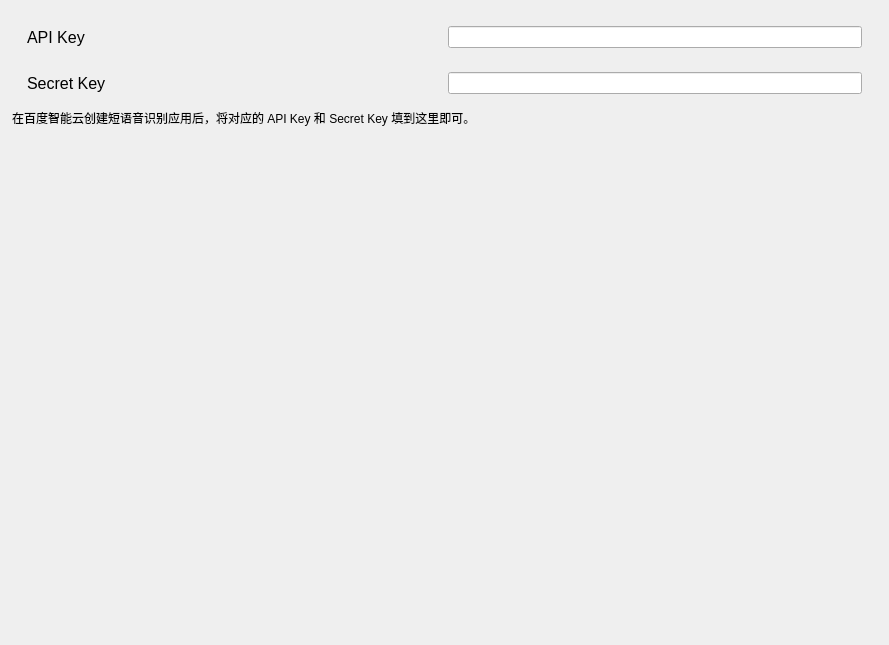
Before: the Qt Designer form Mandarin/windows/setting/child/settingchild_speech.ui in Mandarin715/Mandarin, drawn with Qt 5.
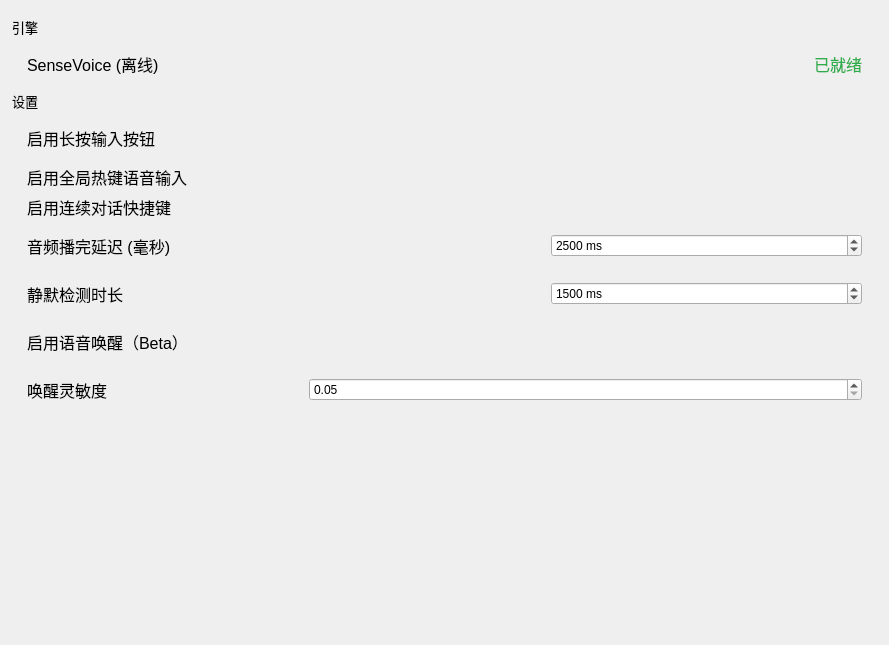
After: the same form once the commit is applied. The open tabs and pages were chosen to show the change. Custom widgets are drawn as their Qt base class.

Commit message:
feat: 百度语音识别 → SenseVoice 离线识别 + 托盘窗口前台激活 + UI 清理 (v1.7.4)
- 新增 OfflineSpeechRecognizer 类，基于 sherpa-onnx SenseVoice 模型（中/英/日/韩/粤）

- 删除 dialog 中 ~130 行百度 API 代码（recognizeSpeechFromFile/requestBaiduAccessToken）

- 语音输入零配置：不再需要百度 API Key，完全离线可用

- 托盘图标点击：SetForegroundWindow 强制前台激活，无需再点任务栏

- 设置面板「语音输入」移除百度配置页，改为 SenseVoice 状态指示

- 修复 启动.bat 无法找到项目根目录 vits-simple-api 的问题

- README 更新：语音识别改为 SenseVoice，移除百度链接

- 新增 聊天记录持久化方案 设计文档

The edit to the form file:
```diff
--- a/Mandarin/windows/setting/child/settingchild_speech.ui
+++ b/Mandarin/windows/setting/child/settingchild_speech.ui
@@ -50,7 +50,7 @@
           </font>
          </property>
          <property name="text">
-          <string>接口</string>
+          <string>引擎</string>
          </property>
         </widget>
        </item>
@@ -59,7 +59,7 @@
          <property name="toolTip">
           <string>配置语音识别服务，当前支持百度语音识别</string>
          </property>
-         <layout class="QHBoxLayout" name="horizontalLayout" stretch="1,0,1">
+         <layout class="QHBoxLayout" name="horizontalLayout" stretch="1,0">
           <property name="leftMargin">
            <number>15</number>
           </property>
@@ -80,7 +80,7 @@
              </font>
             </property>
             <property name="text">
-             <string>百度语音识别</string>
+             <string>SenseVoice (离线)</string>
             </property>
            </widget>
           </item>
@@ -88,8 +88,7 @@
            <widget class="ElaText" name="label_Baidu_Status">
             <property name="font">
              <font>
-              <pointsize>16</pointsize>
-              <bold>true</bold>
+              <pointsize>12</pointsize>
              </font>
             </property>
             <property name="visible">
@@ -99,23 +98,7 @@
              <string notr="true">color: #2EAD4B;</string>
             </property>
             <property name="text">
-             <string>√</string>
-            </property>
-           </widget>
-          </item>
-          <item>
-           <widget class="ElaPushButton" name="pushButton_Baidu_Set">
-            <property name="toolTip">
-             <string>填写百度语音识别的 API Key 和 Secret Key</string>
-            </property>
-            <property name="sizePolicy">
-             <sizepolicy hsizetype="Expanding" vsizetype="Fixed">
-              <horstretch>0</horstretch>
-              <verstretch>0</verstretch>
-             </sizepolicy>
-            </property>
-            <property name="text">
-             <string>配置</string>
+             <string>已就绪</string>
             </property>
            </widget>
           </item>
@@ -460,121 +443,6 @@
        </item>
       </layout>
      </widget>
-     <widget class="QWidget" name="page_Baidu">
-      <layout class="QVBoxLayout" name="verticalLayout_3">
-       <property name="leftMargin">
-        <number>0</number>
-       </property>
-       <property name="topMargin">
-        <number>0</number>
-       </property>
-       <property name="rightMargin">
-        <number>0</number>
-       </property>
-       <property name="bottomMargin">
-        <number>0</number>
-       </property>
-       <item>
-       <widget class="ElaScrollPageArea" name="widget_ApiKey" native="true">
-         <property name="toolTip">
-          <string>百度智能云语音识别应用的 API Key</string>
-         </property>
-         <layout class="QHBoxLayout" name="horizontalLayout_3" stretch="1,1">
-          <property name="leftMargin">
-           <number>15</number>
-          </property>
-          <property name="rightMargin">
-           <number>15</number>
-          </property>
-          <item>
-           <widget class="ElaText" name="label_ApiKey">
-            <property name="font">
-             <font>
-              <pointsize>12</pointsize>
-             </font>
-            </property>
-            <property name="text">
-             <string>API Key</string>
-            </property>
-           </widget>
-          </item>
-          <item>
-           <widget class="ElaLineEdit" name="lineEdit_BaiduApiKey">
-            <property name="toolTip">
-             <string>请输入百度语音识别 API Key</string>
-            </property>
-           </widget>
-          </item>
-         </layout>
-        </widget>
-       </item>
-       <item>
-       <widget class="ElaScrollPageArea" name="widget_SecretKey" native="true">
-         <property name="toolTip">
-          <string>百度智能云语音识别应用的 Secret Key</string>
-         </property>
-         <layout class="QHBoxLayout" name="horizontalLayout_4" stretch="1,1">
-          <property name="leftMargin">
-           <number>15</number>
-          </property>
-          <property name="rightMargin">
-           <number>15</number>
-          </property>
-          <item>
-           <widget class="ElaText" name="label_SecretKey">
-            <property name="font">
-             <font>
-              <pointsize>12</pointsize>
-             </font>
-            </property>
-            <property name="text">
-             <string>Secret Key</string>
-            </property>
-           </widget>
-          </item>
-          <item>
-           <widget class="ElaLineEdit" name="lineEdit_BaiduSecretKey">
-            <property name="toolTip">
-             <string>请输入百度语音识别 Secret Key</string>
-            </property>
-            <property name="echoMode">
-             <enum>QLineEdit::PasswordEchoOnEdit</enum>
-            </property>
-           </widget>
-          </item>
-         </layout>
-        </widget>
-       </item>
-       <item>
-        <widget class="ElaText" name="label_BaiduDesc">
-         <property name="font">
-          <font>
-           <pointsize>9</pointsize>
-          </font>
-         </property>
-         <property name="text">
-          <string>在百度智能云创建短语音识别应用后，将对应的 API Key 和 Secret Key 填到这里即可。</string>
-         </property>
-         <property name="wordWrap">
-          <bool>true</bool>
-         </property>
-        </widget>
-       </item>
-       <item>
-        <spacer name="verticalSpacer_2">
-         <property name="orientation">
-          <enum>Qt::Vertical</enum>
-         </property>
-         <property name="sizeHint" stdset="0">
-          <size>
-           <width>20</width>
-           <height>40</height>
-          </size>
-         </property>
-        </spacer>
-       </item>
-      </layout>
-     </widget>
     </widget>
    </item>
   </layout>
```
Left out of the diff: 13 changed lines with no effect on the pictures. The commit also changes 10 other files.
